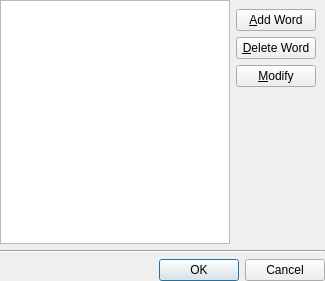
Qt form ui/customwords.ui (pwizard2/robojournal) before a commit.
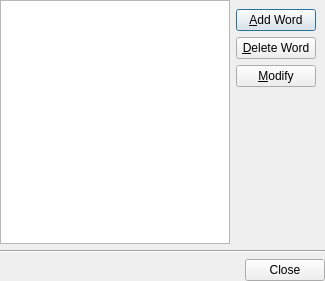
The same form after that commit.

```diff
--- a/ui/customwords.ui
+++ b/ui/customwords.ui
@@ -81,7 +81,7 @@
       <enum>Qt::Horizontal</enum>
      </property>
      <property name="standardButtons">
-      <set>QDialogButtonBox::Cancel|QDialogButtonBox::Ok</set>
+      <set>QDialogButtonBox::Close</set>
      </property>
     </widget>
    </item>
```
Left out of the diff: 20 changed lines with no effect on the pictures.
